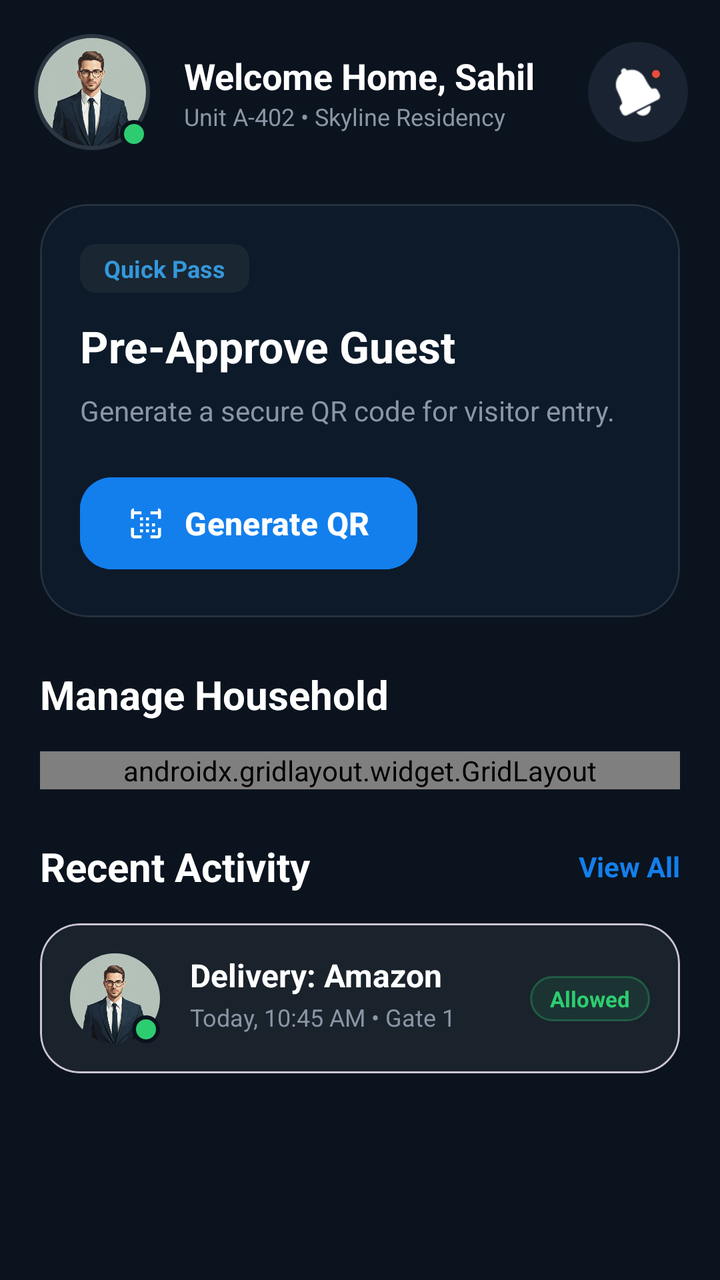
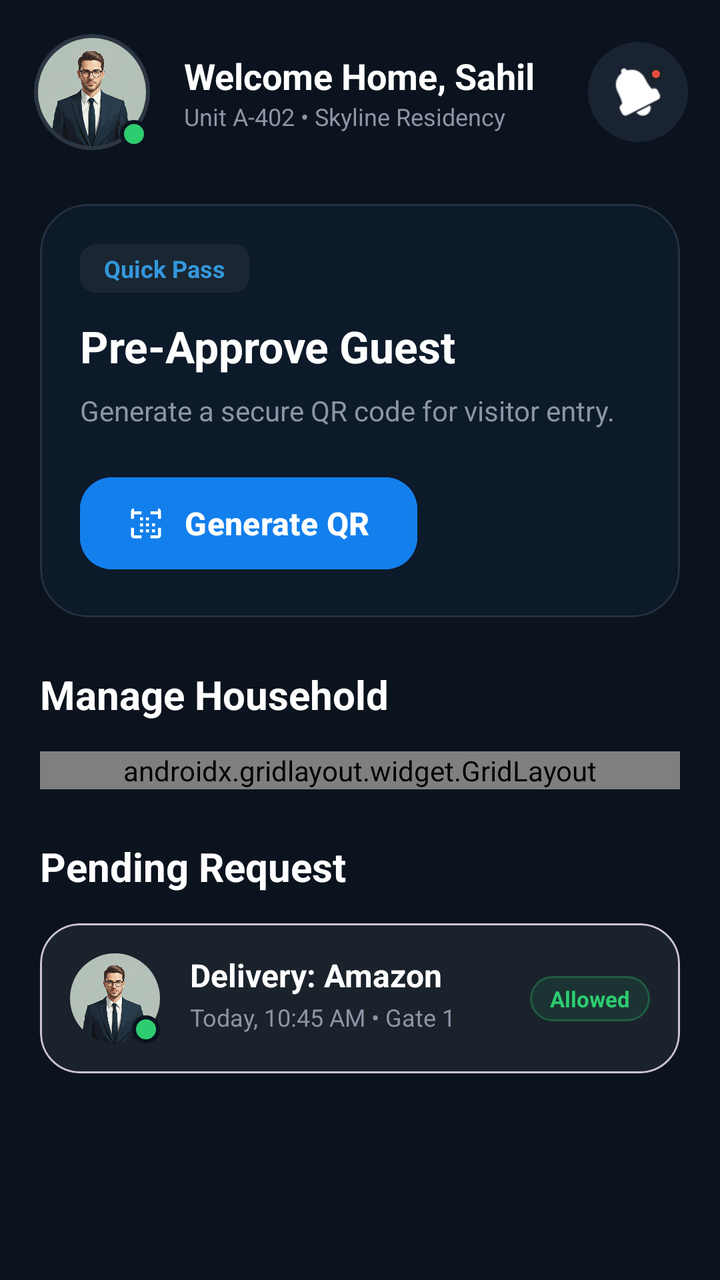

The first picture is an Android layout as it rendered before a commit; the second is the same layout after the commit. The layout source and the unified diff follow.
<!-- AndroidManifest.xml: application theme Theme.HouseVisitorManagementSystem -->
<!-- res/layout/activity_house_owner_dashboard.xml -->
<?xml version="1.0" encoding="utf-8"?>
<androidx.constraintlayout.widget.ConstraintLayout xmlns:android="http://schemas.android.com/apk/res/android"
    xmlns:app="http://schemas.android.com/apk/res-auto"
    xmlns:tools="http://schemas.android.com/tools"
    android:id="@+id/main"
    android:layout_width="match_parent"
    android:layout_height="match_parent"
    android:background="@color/dark_navy_bg"
    tools:context=".HouseOwnerDashboardActivity">

    <androidx.constraintlayout.widget.ConstraintLayout
        android:id="@+id/appBar"
        android:layout_width="match_parent"
        android:layout_height="wrap_content"
        android:padding="16dp"
        app:layout_constraintTop_toTopOf="parent">

        <FrameLayout
            android:id="@+id/profileContainer"
            android:layout_width="60dp"
            android:layout_height="60dp"
            app:layout_constraintBottom_toBottomOf="parent"
            app:layout_constraintStart_toStartOf="parent"
            app:layout_constraintTop_toTopOf="parent">

            <com.google.android.material.imageview.ShapeableImageView
                android:id="@+id/imgProfile"
                android:layout_width="match_parent"
                android:layout_height="match_parent"
                android:padding="2dp"
                android:src="@drawable/person_image"
                app:shapeAppearanceOverlay="@style/CircleImage"
                app:strokeColor="@color/slate_blue_gray"
                app:strokeWidth="2dp" />

            <View
                android:layout_width="14dp"
                android:layout_height="14dp"
                android:layout_gravity="bottom|end"
                android:layout_marginEnd="2dp"
                android:layout_marginBottom="2dp"
                android:background="@drawable/online_indicator" />
        </FrameLayout>

        <LinearLayout
            android:layout_width="0dp"
            android:layout_height="wrap_content"
            android:layout_marginStart="16dp"
            android:orientation="vertical"
            app:layout_constraintBottom_toBottomOf="@id/profileContainer"
            app:layout_constraintEnd_toStartOf="@id/notificationContainer"
            app:layout_constraintStart_toEndOf="@id/profileContainer"
            app:layout_constraintTop_toTopOf="@id/profileContainer">

            <TextView
                android:layout_width="wrap_content"
                android:layout_height="wrap_content"
                android:text="@string/welcome_back_home"
                android:textColor="@color/white"
                android:textSize="18sp"
                android:textStyle="bold" />

            <TextView
                android:layout_width="wrap_content"
                android:layout_height="wrap_content"
                android:text="@string/owner_unit_info"
                android:textColor="@color/text_grey"
                android:textSize="12sp" />
        </LinearLayout>

        <FrameLayout
            android:id="@+id/notificationContainer"
            android:layout_width="50dp"
            android:layout_height="50dp"
            android:background="@drawable/circle_dark_bg"
            app:layout_constraintBottom_toBottomOf="parent"
            app:layout_constraintEnd_toEndOf="parent"
            app:layout_constraintTop_toTopOf="parent">

            <ImageView
                android:layout_width="24dp"
                android:layout_height="24dp"
                android:layout_gravity="center"
                android:contentDescription="@string/notification"
                android:src="@android:drawable/ic_popup_reminder"
                app:tint="@color/white" />

            <View
                android:layout_width="8dp"
                android:layout_height="8dp"
                android:layout_gravity="top|end"
                android:layout_marginTop="12dp"
                android:layout_marginEnd="12dp"
                android:background="@drawable/notification_dot" />
        </FrameLayout>
    </androidx.constraintlayout.widget.ConstraintLayout>

    <androidx.core.widget.NestedScrollView
        android:layout_width="match_parent"
        android:layout_height="0dp"
        android:clipToPadding="false"
        android:paddingBottom="40dp"
        app:layout_constraintBottom_toBottomOf="parent"
        app:layout_constraintTop_toBottomOf="@id/appBar">

        <LinearLayout
            android:layout_width="match_parent"
            android:layout_height="wrap_content"
            android:orientation="vertical"
            android:paddingHorizontal="20dp">

            
            <com.google.android.material.card.MaterialCardView
                android:layout_width="match_parent"
                android:layout_height="wrap_content"
                android:layout_marginTop="10dp"
                android:layout_marginBottom="25dp"
                app:cardBackgroundColor="#0D1A2A"
                app:cardCornerRadius="24dp"
                app:cardElevation="0dp"
                app:strokeColor="#1AFFFFFF"
                app:strokeWidth="1dp">

                <androidx.constraintlayout.widget.ConstraintLayout
                    android:layout_width="match_parent"
                    android:layout_height="wrap_content"
                    android:padding="20dp">

                    <TextView
                        android:id="@+id/tvQuickPassBadge"
                        android:layout_width="wrap_content"
                        android:layout_height="wrap_content"
                        android:background="@drawable/bg_badge_blue"
                        android:paddingHorizontal="12dp"
                        android:paddingVertical="4dp"
                        android:text="Quick Pass"
                        android:textColor="@color/badge_blue_text"
                        android:textSize="12sp"
                        android:textStyle="bold"
                        app:layout_constraintStart_toStartOf="parent"
                        app:layout_constraintTop_toTopOf="parent" />

                    <TextView
                        android:id="@+id/tvPreApproveTitle"
                        android:layout_width="match_parent"
                        android:layout_height="wrap_content"
                        android:layout_marginTop="12dp"
                        android:text="Pre-Approve Guest"
                        android:textColor="@color/white"
                        android:textSize="22sp"
                        android:textStyle="bold"
                        app:layout_constraintStart_toStartOf="parent"
                        app:layout_constraintTop_toBottomOf="@id/tvQuickPassBadge" />

                    <TextView
                        android:id="@+id/tvPreApproveDesc"
                        android:layout_width="match_parent"
                        android:layout_height="wrap_content"
                        android:layout_marginTop="8dp"
                        android:text="Generate a secure QR code for visitor entry."
                        android:textColor="@color/text_grey"
                        android:textSize="14sp"
                        app:layout_constraintStart_toStartOf="parent"
                        app:layout_constraintTop_toBottomOf="@id/tvPreApproveTitle" />

                    <com.google.android.material.button.MaterialButton
                        android:id="@+id/btnGenerateQR"
                        android:layout_width="wrap_content"
                        android:layout_height="54dp"
                        android:layout_marginTop="20dp"
                        android:backgroundTint="@color/bright_azure_blue"
                        android:paddingHorizontal="24dp"
                        android:text="Generate QR"
                        android:textAllCaps="false"
                        android:textColor="@color/white"
                        android:textSize="16sp"
                        android:textStyle="bold"
                        app:cornerRadius="16dp"
                        app:icon="@drawable/ic_qr_code_scanner"
                        app:iconGravity="textStart"
                        app:iconPadding="10dp"
                        app:layout_constraintBottom_toBottomOf="parent"
                        app:layout_constraintStart_toStartOf="parent"
                        app:layout_constraintTop_toBottomOf="@id/tvPreApproveDesc" />

                </androidx.constraintlayout.widget.ConstraintLayout>
            </com.google.android.material.card.MaterialCardView>

            
            <TextView
                android:layout_width="wrap_content"
                android:layout_height="wrap_content"
                android:layout_marginBottom="15dp"
                android:text="Manage Household"
                android:textColor="@color/white"
                android:textSize="20sp"
                android:textStyle="bold" />

            <androidx.gridlayout.widget.GridLayout
                android:layout_width="match_parent"
                android:layout_height="wrap_content"
                app:columnCount="2"
                app:rowCount="3">

                
                <com.google.android.material.card.MaterialCardView
                    android:id="@+id/btnVisitorApproval"
                    style="@style/DashboardSmallCard">
                    <LinearLayout
                        style="@style/DashboardSmallCardLayout"
                        android:layout_height="160dp">
                        <FrameLayout android:layout_width="wrap_content" android:layout_height="wrap_content">
                            <ImageView
                                style="@style/DashboardSmallCardIcon"
                                android:backgroundTint="@color/badge_blue_bg"
                                android:src="@drawable/ic_check_circle"
                                app:tint="@color/badge_blue_text" />
                        </FrameLayout>
                        <TextView style="@style/DashboardSmallCardTitle" android:text="Visitor Approval" />
                        <TextView style="@style/DashboardSmallCardDesc" android:text="Review requests" />
                    </LinearLayout>
                </com.google.android.material.card.MaterialCardView>

                
                <com.google.android.material.card.MaterialCardView
                    android:id="@+id/btnVisitorHistory"
                    android:layout_height="160dp"
                    style="@style/DashboardSmallCard">
                    <LinearLayout style="@style/DashboardSmallCardLayout">
                        <ImageView style="@style/DashboardSmallCardIcon" android:backgroundTint="@color/badge_purple_bg" android:src="@drawable/ic_time" app:tint="@color/badge_purple_text" />
                        <TextView style="@style/DashboardSmallCardTitle" android:text="Visitor History" />
                        <TextView style="@style/DashboardSmallCardDesc" android:text="View past logs" />
                    </LinearLayout>
                </com.google.android.material.card.MaterialCardView>

                
                <com.google.android.material.card.MaterialCardView
                    android:id="@+id/btnAnnouncements"
                    android:layout_height="160dp"
                    style="@style/DashboardSmallCard">
                    <LinearLayout style="@style/DashboardSmallCardLayout">
                        <FrameLayout android:layout_width="wrap_content" android:layout_height="wrap_content">
                            <ImageView
                                style="@style/DashboardSmallCardIcon"
                                android:backgroundTint="@color/badge_orange_bg"
                                android:src="@drawable/ic_announcement"
                                app:tint="@color/badge_orange_text" />
                        </FrameLayout>
                        <TextView style="@style/DashboardSmallCardTitle" android:text="Announcements" />
                        <TextView style="@style/DashboardSmallCardDesc" android:text="Community news" />
                    </LinearLayout>
                </com.google.android.material.card.MaterialCardView>

                
                <com.google.android.material.card.MaterialCardView
                    android:id="@+id/btnComplaints"
                    android:layout_height="160dp"
                    style="@style/DashboardSmallCard">
                    <LinearLayout style="@style/DashboardSmallCardLayout">
                        <ImageView
                            style="@style/DashboardSmallCardIcon"
                            android:backgroundTint="@color/badge_red_bg"
                            android:src="@drawable/ic_warning_triangle"
                            app:tint="@color/badge_red_text" />
                        <TextView style="@style/DashboardSmallCardTitle" android:text="Complaints" />
                        <TextView style="@style/DashboardSmallCardDesc" android:text="Report issues" />
                    </LinearLayout>
                </com.google.android.material.card.MaterialCardView>

                
                <com.google.android.material.card.MaterialCardView
                    android:id="@+id/btnBlockVisitor"
                    android:layout_height="160dp"
                    style="@style/DashboardSmallCard">
                    <LinearLayout style="@style/DashboardSmallCardLayout">
                        <ImageView
                            style="@style/DashboardSmallCardIcon"
                            android:backgroundTint="@color/badge_gray_bg"
                            android:src="@drawable/ic_block_circle"
                            app:tint="@color/badge_gray_text" />
                        <TextView style="@style/DashboardSmallCardTitle" android:text="Block Visitor" />
                        <TextView style="@style/DashboardSmallCardDesc" android:text="Security settings" />
                    </LinearLayout>
                </com.google.android.material.card.MaterialCardView>

                
                <com.google.android.material.card.MaterialCardView
                    android:id="@+id/btnDirectory"
                    android:layout_height="160dp"
                    style="@style/DashboardSmallCard">
                    <LinearLayout style="@style/DashboardSmallCardLayout">
                        <ImageView
                            style="@style/DashboardSmallCardIcon"
                            android:backgroundTint="@color/badge_green_bg"
                            android:src="@drawable/ic_person_outline"
                            app:tint="@color/badge_green_text" />
                        <TextView style="@style/DashboardSmallCardTitle" android:text="Directory" />
                        <TextView style="@style/DashboardSmallCardDesc" android:text="Important contacts" />
                    </LinearLayout>
                </com.google.android.material.card.MaterialCardView>

            </androidx.gridlayout.widget.GridLayout>

            
            <RelativeLayout
                android:layout_width="match_parent"
                android:layout_height="wrap_content"
                android:layout_marginTop="25dp"
                android:layout_marginBottom="15dp">

                <TextView
                    android:layout_width="wrap_content"
                    android:layout_height="wrap_content"
                    android:text="Recent Activity"
                    android:textColor="@color/white"
                    android:textSize="20sp"
                    android:textStyle="bold" />

                <TextView
                    android:id="@+id/tvViewAll"
                    android:layout_width="wrap_content"
                    android:layout_height="wrap_content"
                    android:layout_alignParentEnd="true"
                    android:layout_centerVertical="true"
                    android:text="View All"
                    android:textColor="@color/bright_azure_blue"
                    android:textSize="14sp"
                    android:textStyle="bold" />
            </RelativeLayout>

            
            <com.google.android.material.card.MaterialCardView
                android:layout_width="match_parent"
                android:layout_height="wrap_content"
                android:layout_marginBottom="15dp"
                app:cardBackgroundColor="@color/card_dark_bg"
                app:cardCornerRadius="20dp"
                app:cardElevation="0dp">

                <androidx.constraintlayout.widget.ConstraintLayout
                    android:layout_width="match_parent"
                    android:layout_height="wrap_content"
                    android:padding="15dp">

                    <com.google.android.material.imageview.ShapeableImageView
                        android:id="@+id/ivActivityIcon"
                        android:layout_width="45dp"
                        android:layout_height="45dp"
                        android:scaleType="centerCrop"
                        android:src="@drawable/person_image"
                        app:layout_constraintBottom_toBottomOf="parent"
                        app:layout_constraintStart_toStartOf="parent"
                        app:layout_constraintTop_toTopOf="parent"
                        app:shapeAppearanceOverlay="@style/CircleImage" />

                    <View
                        android:layout_width="14dp"
                        android:layout_height="14dp"
                        android:background="@drawable/online_indicator"
                        app:layout_constraintBottom_toBottomOf="@id/ivActivityIcon"
                        app:layout_constraintEnd_toEndOf="@id/ivActivityIcon" />

                    <TextView
                        android:id="@+id/tvActivityTitle"
                        android:layout_width="0dp"
                        android:layout_height="wrap_content"
                        android:layout_marginStart="15dp"
                        android:text="Delivery: Amazon"
                        android:textColor="@color/white"
                        android:textSize="16sp"
                        android:textStyle="bold"
                        app:layout_constraintEnd_toStartOf="@id/tvActivityStatus"
                        app:layout_constraintStart_toEndOf="@id/ivActivityIcon"
                        app:layout_constraintTop_toTopOf="parent" />

                    <TextView
                        android:id="@+id/tvActivitySubtitle"
                        android:layout_width="0dp"
                        android:layout_height="wrap_content"
                        android:layout_marginTop="2dp"
                        android:text="Today, 10:45 AM • Gate 1"
                        android:textColor="@color/text_grey"
                        android:textSize="12sp"
                        app:layout_constraintEnd_toStartOf="@id/tvActivityStatus"
                        app:layout_constraintStart_toStartOf="@id/tvActivityTitle"
                        app:layout_constraintTop_toBottomOf="@id/tvActivityTitle" />

                    <TextView
                        android:id="@+id/tvActivityStatus"
                        android:layout_width="wrap_content"
                        android:layout_height="wrap_content"
                        android:background="@drawable/bg_valid_badge"
                        android:paddingHorizontal="10dp"
                        android:paddingVertical="4dp"
                        android:text="Allowed"
                        android:textColor="@color/badge_green_text"
                        android:textSize="11sp"
                        android:textStyle="bold"
                        app:layout_constraintBottom_toBottomOf="parent"
                        app:layout_constraintEnd_toEndOf="parent"
                        app:layout_constraintTop_toTopOf="parent" />

                </androidx.constraintlayout.widget.ConstraintLayout>
            </com.google.android.material.card.MaterialCardView>

        </LinearLayout>
    </androidx.core.widget.NestedScrollView>


</androidx.constraintlayout.widget.ConstraintLayout>
<!-- resources referenced by this layout -->
<resources>
  <color name="badge_blue_bg">#1A2632</color>
  <color name="badge_blue_text">#3498DB</color>
  <color name="badge_gray_bg">#2C3643</color>
  <color name="badge_gray_text">#8B95A5</color>
  <color name="badge_green_bg">#1B2D26</color>
  <color name="badge_green_text">#2ECC71</color>
  <color name="badge_orange_bg">#292115</color>
  <color name="badge_orange_text">#E67E22</color>
  <color name="badge_purple_bg">#2D1F38</color>
  <color name="badge_purple_text">#9B59B6</color>
  <color name="badge_red_bg">#2C191C</color>
  <color name="badge_red_text">#E74C3C</color>
  <color name="bright_azure_blue">#137fec</color>
  <color name="card_dark_bg">#1A222C</color>
  <color name="dark_navy_bg">#0B131E</color>
  <color name="slate_blue_gray">#2C3643</color>
  <color name="text_grey">#8B95A5</color>
  <color name="white">#FFFFFF</color>
  <!-- drawable bg_badge_blue (drawable) -->
  <?xml version="1.0" encoding="utf-8"?>
  <shape xmlns:android="http://schemas.android.com/apk/res/android">
      <solid android:color="@color/badge_blue_bg" />
      <corners android:radius="8dp" />
  </shape>
  <!-- drawable bg_valid_badge (drawable) -->
  <?xml version="1.0" encoding="utf-8"?>
  <shape xmlns:android="http://schemas.android.com/apk/res/android">
      <solid android:color="#1A2ECC71" />
      <corners android:radius="20dp" />
      <stroke android:width="1dp" android:color="#4D2ECC71" />
  </shape>
  <!-- drawable circle_dark_bg (drawable) -->
  <?xml version="1.0" encoding="utf-8"?>
  <shape xmlns:android="http://schemas.android.com/apk/res/android"
      android:shape="oval">
      <solid android:color="#1A2332" />
  </shape>
  <!-- drawable ic_person_outline (drawable) -->
  <vector xmlns:android="http://schemas.android.com/apk/res/android"
      android:width="24dp"
      android:height="24dp"
      android:viewportWidth="24"
      android:viewportHeight="24">
      <path
          android:fillColor="#FFFFFF"
          android:pathData="M12,5.9c1.16,0 2.1,0.94 2.1,2.1s-0.94,2.1 -2.1,2.1S9.9,9.16 9.9,8S10.84,5.9 12,5.9M12,14.9c2.97,0 6.1,1.46 6.1,2.1v1.1H5.9V17C5.9,16.36 9.03,14.9 12,14.9M12,4C9.79,4 8,5.79 8,8s1.79,4 4,4s4,-1.79 4,-4S14.21,4 12,4L12,4zM12,13c-2.67,0 -8,1.34 -8,4v3h16v-3C20,14.34 14.67,13 12,13L12,13z" />
  </vector>
  <!-- drawable notification_dot (drawable) -->
  <?xml version="1.0" encoding="utf-8"?>
  <shape xmlns:android="http://schemas.android.com/apk/res/android" android:shape="oval">
      <solid android:color="#E74C3C" />
      <stroke android:width="2dp" android:color="#1A222C" />
      <size android:width="8dp" android:height="8dp"/>
  </shape>
  <!-- drawable online_indicator (drawable) -->
  <?xml version="1.0" encoding="utf-8"?>
  <shape xmlns:android="http://schemas.android.com/apk/res/android" android:shape="oval">
      <solid android:color="#2ECC71" />
      <stroke android:width="2dp" android:color="#0B131E" />
      <size android:width="14dp" android:height="14dp"/>
  </shape>
  <string name="notification">Notification</string>
  <string name="owner_unit_info">Unit A-402 • Skyline Residency</string>
  <string name="welcome_back_home">Welcome Home, Sahil</string>
  <style name="CircleImage">
          <item name="cornerSize">50%</item>
      </style>
  <style name="DashboardSmallCardLayout">
          <item name="android:layout_width">match_parent</item>
          <item name="android:layout_height">wrap_content</item>
          <item name="android:orientation">vertical</item>
          <item name="android:padding">20dp</item>
          <item name="android:gravity">start</item>
      </style>
  <style name="Theme.HouseVisitorManagementSystem" parent="Base.Theme.HouseVisitorManagementSystem" />
  <style name="Base.Theme.HouseVisitorManagementSystem" parent="Theme.Material3.DayNight.NoActionBar">
          
          
      </style>
  <!-- unchanged entries left out for length: 11 -->
</resources>

<!-- the commit's change to res/layout/activity_house_owner_dashboard.xml (unified diff, before → after) -->
@@ -283,21 +283,7 @@
                     </LinearLayout>
                 </com.google.android.material.card.MaterialCardView>
 
-                
-                <com.google.android.material.card.MaterialCardView
-                    android:id="@+id/btnDirectory"
-                    android:layout_height="160dp"
-                    style="@style/DashboardSmallCard">
-                    <LinearLayout style="@style/DashboardSmallCardLayout">
-                        <ImageView
-                            style="@style/DashboardSmallCardIcon"
-                            android:backgroundTint="@color/badge_green_bg"
-                            android:src="@drawable/ic_person_outline"
-                            app:tint="@color/badge_green_text" />
-                        <TextView style="@style/DashboardSmallCardTitle" android:text="Directory" />
-                        <TextView style="@style/DashboardSmallCardDesc" android:text="Important contacts" />
-                    </LinearLayout>
-                </com.google.android.material.card.MaterialCardView>
+
 
             </androidx.gridlayout.widget.GridLayout>
 
@@ -311,21 +297,12 @@
                 <TextView
                     android:layout_width="wrap_content"
                     android:layout_height="wrap_content"
-                    android:text="Recent Activity"
+                    android:text="Pending Request"
                     android:textColor="@color/white"
                     android:textSize="20sp"
                     android:textStyle="bold" />
 
-                <TextView
-                    android:id="@+id/tvViewAll"
-                    android:layout_width="wrap_content"
-                    android:layout_height="wrap_content"
-                    android:layout_alignParentEnd="true"
-                    android:layout_centerVertical="true"
-                    android:text="View All"
-                    android:textColor="@color/bright_azure_blue"
-                    android:textSize="14sp"
-                    android:textStyle="bold" />
+
             </RelativeLayout>
 
             
<!-- resource entries referenced after the edit -->
@@ -4,7 +4,6 @@
   <color name="badge_blue_text">#3498DB</color>
   <color name="badge_gray_bg">#2C3643</color>
   <color name="badge_gray_text">#8B95A5</color>
-  <color name="badge_green_bg">#1B2D26</color>
   <color name="badge_green_text">#2ECC71</color>
   <color name="badge_orange_bg">#292115</color>
   <color name="badge_orange_text">#E67E22</color>
@@ -37,16 +36,6 @@
       android:shape="oval">
       <solid android:color="#1A2332" />
   </shape>
-  <!-- drawable ic_person_outline (drawable) -->
-  <vector xmlns:android="http://schemas.android.com/apk/res/android"
-      android:width="24dp"
-      android:height="24dp"
-      android:viewportWidth="24"
-      android:viewportHeight="24">
-      <path
-          android:fillColor="#FFFFFF"
-          android:pathData="M12,5.9c1.16,0 2.1,0.94 2.1,2.1s-0.94,2.1 -2.1,2.1S9.9,9.16 9.9,8S10.84,5.9 12,5.9M12,14.9c2.97,0 6.1,1.46 6.1,2.1v1.1H5.9V17C5.9,16.36 9.03,14.9 12,14.9M12,4C9.79,4 8,5.79 8,8s1.79,4 4,4s4,-1.79 4,-4S14.21,4 12,4L12,4zM12,13c-2.67,0 -8,1.34 -8,4v3h16v-3C20,14.34 14.67,13 12,13L12,13z" />
-  </vector>
   <!-- drawable notification_dot (drawable) -->
   <?xml version="1.0" encoding="utf-8"?>
   <shape xmlns:android="http://schemas.android.com/apk/res/android" android:shape="oval">
